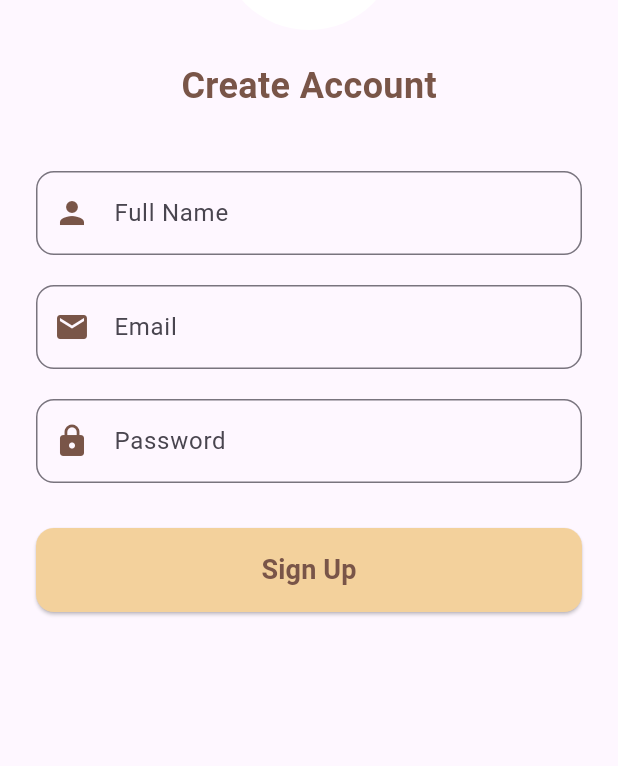
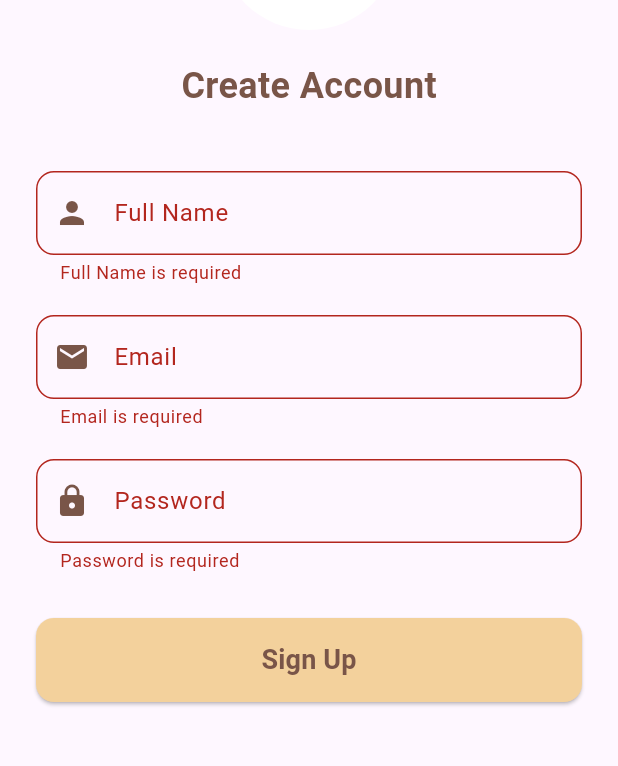
Before and after one commit to anshuyas/daisy_brew, a Flutter app: the RegisterScreen screen opened directly, after a tap on "Sign Up", on a phone screen of 412 x 824 dp, the part 210-976 px from its top. Run offline on Flutter 3.47's test engine with Material 3 defaults, Android fonts, the phone set to English and light mode, and no system bars.

```diff
--- a/lib/screens/signup_screen.dart
+++ b/lib/screens/signup_screen.dart
@@ -1,7 +1,26 @@
 import 'package:flutter/material.dart';
 
-class RegisterScreen extends StatelessWidget {
+class RegisterScreen extends StatefulWidget {
   const RegisterScreen({super.key});
+
+  @override
+  _RegisterScreenState createState() => _RegisterScreenState();
+}
+
+class _RegisterScreenState extends State<RegisterScreen> {
+  final _formKey = GlobalKey<FormState>();
+  final TextEditingController nameController = TextEditingController();
+  final TextEditingController emailController = TextEditingController();
+  final TextEditingController passwordController = TextEditingController();
+
+  void _signup() {
+    if (_formKey.currentState!.validate()) {
+      // TODO: Add signup logic here
+      ScaffoldMessenger.of(
+        context,
+      ).showSnackBar(const SnackBar(content: Text('Signing up...')));
+    }
+  }
 
   @override
   Widget build(BuildContext context) {
@@ -9,6 +28,8 @@ class RegisterScreen extends StatelessWidget {
       body: SafeArea(
         child: Padding(
           padding: const EdgeInsets.symmetric(horizontal: 24, vertical: 40),
+          child: Form(
+            key: _formKey,
             child: Column(
               crossAxisAlignment: CrossAxisAlignment.center,
               children: [
@@ -35,7 +56,8 @@ class RegisterScreen extends StatelessWidget {
                 const SizedBox(height: 40),
 
                 // Name TextField
-              TextField(
+                TextFormField(
+                  controller: nameController,
                   decoration: InputDecoration(
                     labelText: 'Full Name',
                     prefixIcon: Icon(Icons.person, color: Colors.brown),
@@ -43,11 +65,18 @@ class RegisterScreen extends StatelessWidget {
                       borderRadius: BorderRadius.circular(12),
                     ),
                   ),
+                  validator: (value) {
+                    if (value == null || value.isEmpty) {
+                      return 'Full Name is required';
+                    }
+                    return null;
+                  },
                 ),
                 const SizedBox(height: 20),
 
                 // Email TextField
-              TextField(
+                TextFormField(
+                  controller: emailController,
                   decoration: InputDecoration(
                     labelText: 'Email',
                     prefixIcon: Icon(Icons.email, color: Colors.brown),
@@ -55,11 +84,18 @@ class RegisterScreen extends StatelessWidget {
                       borderRadius: BorderRadius.circular(12),
                     ),
                   ),
+                  validator: (value) {
+                    if (value == null || value.isEmpty) {
+                      return 'Email is required';
+                    }
+                    return null;
+                  },
                 ),
                 const SizedBox(height: 20),
 
                 // Password TextField
-              TextField(
+                TextFormField(
+                  controller: passwordController,
                   obscureText: true,
                   decoration: InputDecoration(
                     labelText: 'Password',
@@ -68,14 +104,20 @@ class RegisterScreen extends StatelessWidget {
                       borderRadius: BorderRadius.circular(12),
                     ),
                   ),
+                  validator: (value) {
+                    if (value == null || value.isEmpty) {
+                      return 'Password is required';
+                    }
+                    return null;
+                  },
                 ),
                 const SizedBox(height: 30),
 
-              // Sign Up Button (no functionality yet)
+                // Sign Up Button
                 SizedBox(
                   width: double.infinity,
                   child: ElevatedButton(
-                  onPressed: () {},
+                    onPressed: _signup,
                     style: ElevatedButton.styleFrom(
                       backgroundColor: const Color(0xFFF3D19C),
                       padding: const EdgeInsets.symmetric(vertical: 15),
@@ -97,6 +139,7 @@ class RegisterScreen extends StatelessWidget {
             ),
           ),
         ),
+      ),
     );
   }
 }
```
Also changed, not shown: lib/screens/home_screen.dart (added, +46 -0 lines). Lines whose indentation alone changed are shown as unchanged.
